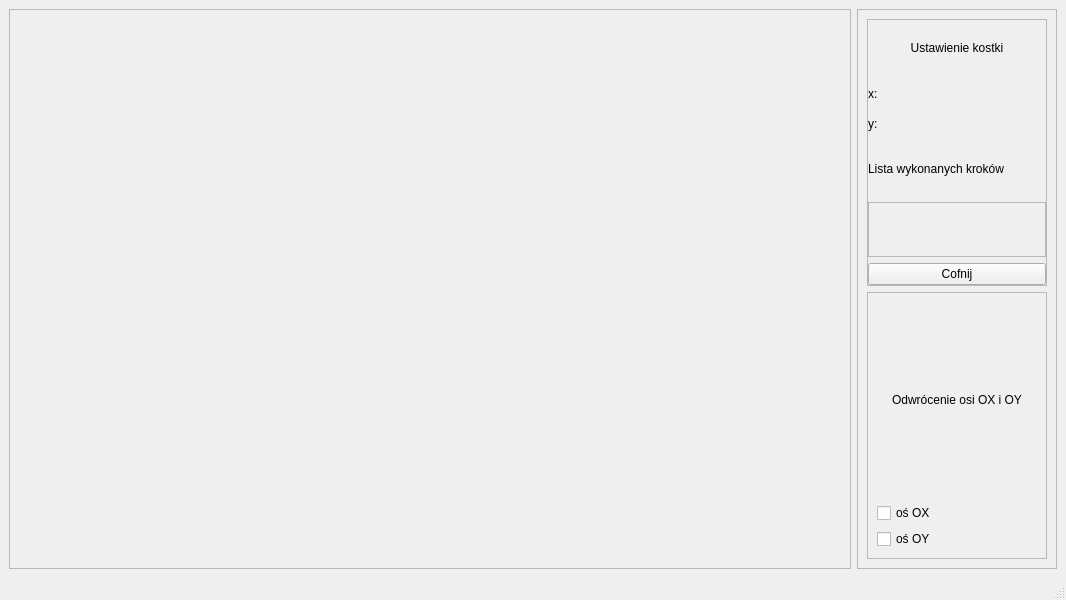
Above: Rubik-s-Challenge/mainwindow.ui from Orzyj/Rubik-s-Challenge before the change. Below: the same form after it.
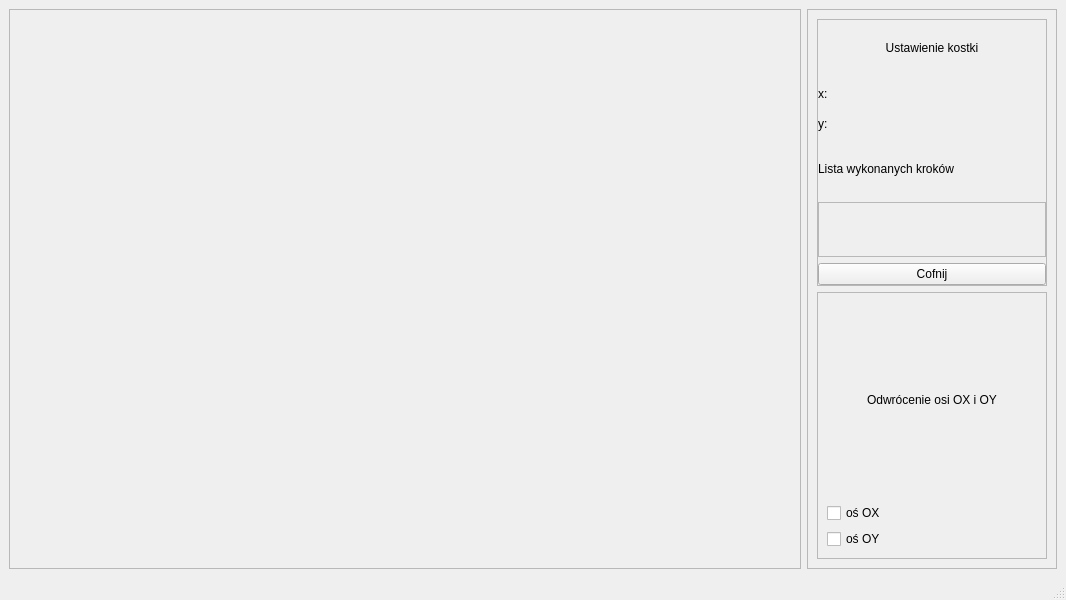
That is the form after the change.

What changed in the file:
```diff
--- a/Rubik-s-Challenge/mainwindow.ui
+++ b/Rubik-s-Challenge/mainwindow.ui
@@ -30,7 +30,7 @@
      <widget class="QFrame" name="frameFunctions">
       <property name="minimumSize">
        <size>
-        <width>200</width>
+        <width>250</width>
         <height>0</height>
        </size>
       </property>
```
